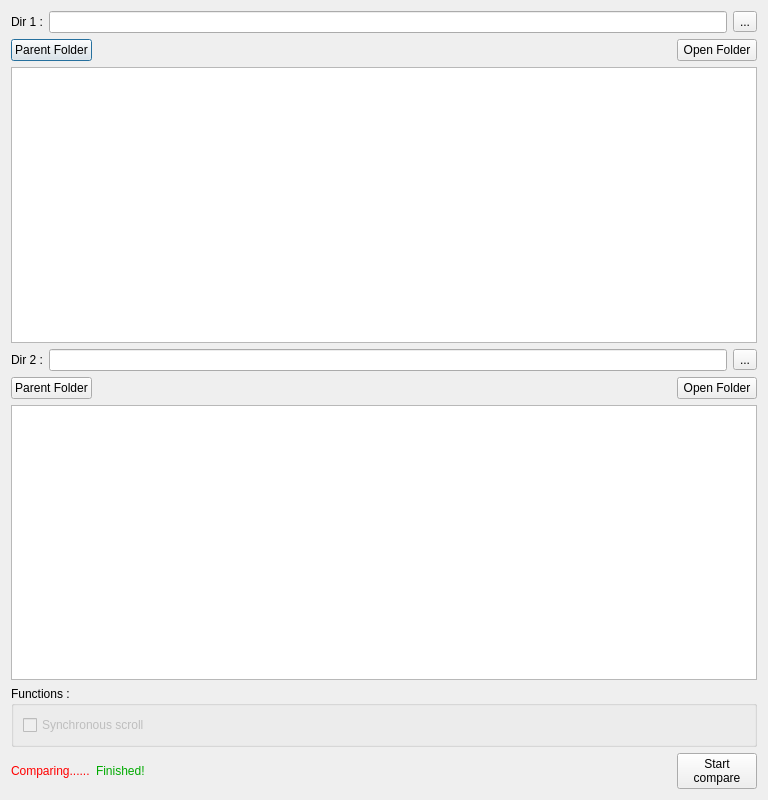
Above: CDMainWindow.ui from liyiji/riderapmoc before the change. Below: the same form after it.
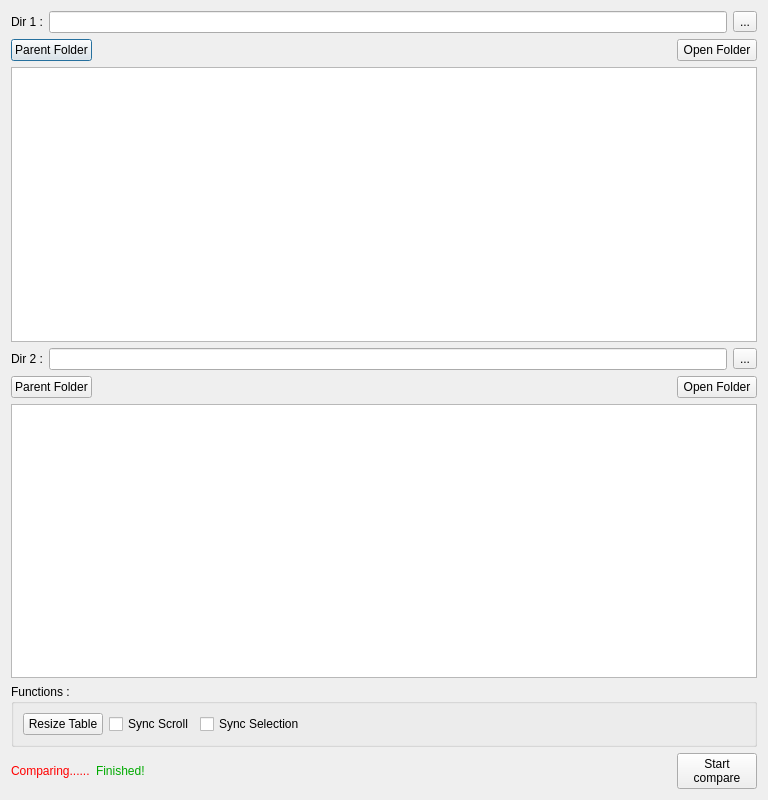
That is the form after the change. Custom widgets are drawn as their Qt base class.

Diff of the .ui file:
```diff
--- a/CDMainWindow.ui
+++ b/CDMainWindow.ui
@@ -138,17 +138,14 @@
       <string>Functions :</string>
      </property>
      <layout class="QGridLayout" name="gridLayout_2">
-      <item row="0" column="0">
-       <widget class="QCheckBox" name="checkBox">
-        <property name="enabled">
-         <bool>false</bool>
-        </property>
-        <property name="text">
-         <string>Synchronous scroll</string>
-        </property>
-       </widget>
-      </item>
       <item row="0" column="1">
+       <widget class="QCheckBox" name="checkBox">
+        <property name="text">
+         <string>Sync Scroll</string>
+        </property>
+       </widget>
+      </item>
+      <item row="0" column="3">
        <spacer name="horizontalSpacer_2">
         <property name="orientation">
          <enum>Qt::Horizontal</enum>
@@ -161,6 +158,20 @@
         </property>
        </spacer>
       </item>
+      <item row="0" column="2">
+       <widget class="QCheckBox" name="checkBox_2">
+        <property name="text">
+         <string>Sync Selection</string>
+        </property>
+       </widget>
+      </item>
+      <item row="0" column="0">
+       <widget class="QPushButton" name="pushButton_6">
+        <property name="text">
+         <string>Resize Table</string>
+        </property>
+       </widget>
+      </item>
      </layout>
     </widget>
    </item>
```
